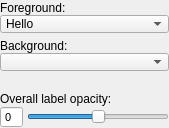
pyushkevich/itksnap, file GUI/Qt/Components/LabelInspector.ui: the form before one commit.
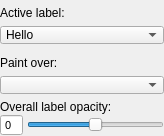
The form after the commit.

```diff
--- a/GUI/Qt/Components/LabelInspector.ui
+++ b/GUI/Qt/Components/LabelInspector.ui
@@ -6,8 +6,8 @@
    <rect>
     <x>0</x>
     <y>0</y>
-    <width>169</width>
-    <height>128</height>
+    <width>164</width>
+    <height>136</height>
    </rect>
   </property>
   <property name="sizePolicy">
@@ -26,11 +26,31 @@
    <string>Form</string>
   </property>
   <property name="styleSheet">
-   <string notr="true">*  {
+   <string notr="true"/>
+  </property>
+  <layout class="QVBoxLayout" name="verticalLayout">
+   <property name="spacing">
+    <number>0</number>
+   </property>
+   <property name="leftMargin">
+    <number>0</number>
+   </property>
+   <property name="topMargin">
+    <number>0</number>
+   </property>
+   <property name="rightMargin">
+    <number>0</number>
+   </property>
+   <property name="bottomMargin">
+    <number>0</number>
+   </property>
+   <item>
+    <widget class="QWidget" name="widget_5" native="true">
+     <property name="styleSheet">
+      <string notr="true">QLabel  {
 font-size: 12px;
 }
 
-
 QComboBox {
   font-size:12px;
   padding: 0px 0px 0px 5px;
@@ -40,7 +60,7 @@
 font-size: 11px;
 }</string>
   </property>
-  <layout class="QVBoxLayout" name="verticalLayout">
+     <layout class="QVBoxLayout" name="verticalLayout_2">
    <property name="spacing">
     <number>0</number>
    </property>
@@ -61,15 +81,13 @@
      <property name="font">
       <font>
        <pointsize>-1</pointsize>
-       <weight>50</weight>
-       <bold>false</bold>
       </font>
      </property>
      <property name="styleSheet">
       <string notr="true"/>
      </property>
      <property name="text">
-      <string>Foreground:</string>
+         <string>Active label:</string>
      </property>
     </widget>
    </item>
@@ -114,42 +132,19 @@
      <property name="font">
       <font>
        <pointsize>-1</pointsize>
-       <weight>50</weight>
-       <bold>false</bold>
       </font>
      </property>
      <property name="styleSheet">
       <string notr="true"/>
      </property>
      <property name="text">
-      <string>Background:</string>
+         <string>Paint over:</string>
      </property>
     </widget>
    </item>
    <item>
     <widget class="QComboBox" name="inBackLabel"/>
    </item>
-   <item>
-    <widget class="QWidget" name="widget_4" native="true">
-     <layout class="QHBoxLayout" name="horizontalLayout_5">
-      <property name="spacing">
-       <number>0</number>
-      </property>
-      <property name="leftMargin">
-       <number>0</number>
-      </property>
-      <property name="topMargin">
-       <number>0</number>
-      </property>
-      <property name="rightMargin">
-       <number>0</number>
-      </property>
-      <property name="bottomMargin">
-       <number>0</number>
-      </property>
-     </layout>
-    </widget>
-   </item>
    <item>
     <widget class="QWidget" name="widget" native="true">
      <layout class="QVBoxLayout" name="verticalLayout_4">
@@ -189,8 +184,6 @@
         <property name="font">
          <font>
           <pointsize>-1</pointsize>
-          <weight>50</weight>
-          <bold>false</bold>
          </font>
         </property>
         <property name="styleSheet">
@@ -289,6 +282,9 @@
          <property name="bottomMargin">
           <number>0</number>
          </property>
+           </layout>
+          </widget>
+         </item>
         </layout>
        </widget>
       </item>
```
Lines whose indentation alone changed are shown as unchanged.
